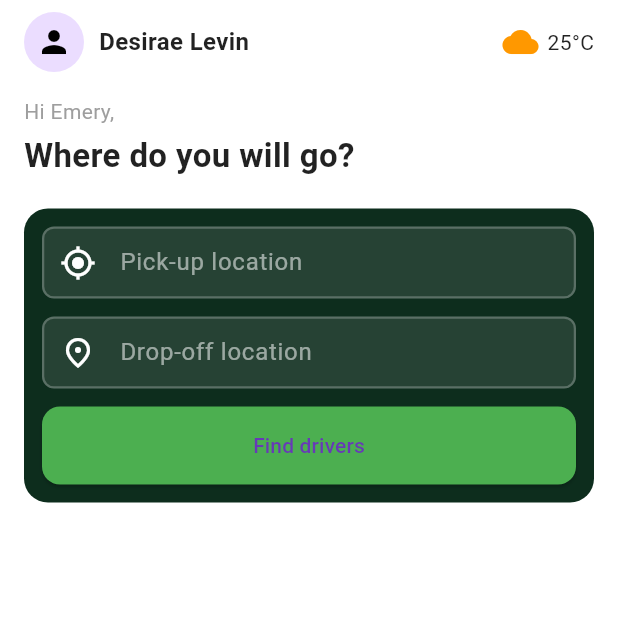
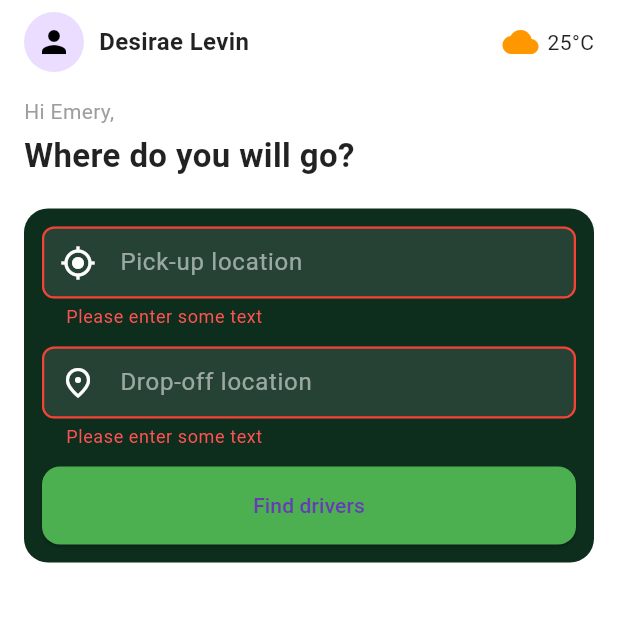
Before and after one commit to MonirNoyon/drive_route, a Flutter app: the screen it shows after launch, after a tap on "Find drivers", on a phone screen of 412 x 824 dp, the top half of it. Run offline on Flutter 3.47's test engine with Material 3 defaults, Android fonts, the phone set to English and light mode, and no system bars; our stand-ins replace connectivity_plus, dartz, dio, flutter_dotenv, flutter_riverpod, google_maps_flutter.

```diff
--- a/lib/core/widget/test_auto_complete.dart
+++ b/lib/core/widget/test_auto_complete.dart
@@ -102,9 +102,16 @@ class _LocationSearchWidgetState extends ConsumerState<LocationSearchWidget> {
   Widget build(BuildContext context) {
     return CompositedTransformTarget(
       link: _layerLink,
-      child: TextField(
+      child: TextFormField(
         controller: _controller,
         onChanged: (value)=>_onChanged(),
+        validator: (value) {
+          if (value == null || value.isEmpty) {
+            return 'Please enter some text';
+          }
+          return null;
+        },
+        autovalidateMode: AutovalidateMode.onUserInteraction,
         style: TextStyle(color: Colors.white),
         decoration: InputDecoration(
           hintText: widget.hintText,
--- a/lib/features/home/presentation/home.dart
+++ b/lib/features/home/presentation/home.dart
@@ -13,25 +13,21 @@ class HomePage extends ConsumerStatefulWidget {
 }
 
 class _HomePageState extends ConsumerState<HomePage> {
-  final TextEditingController _pickupController = TextEditingController();
-  final TextEditingController _dropOffController = TextEditingController();
 
   PlaceDetails? pickUpPlaceDetails;
   PlaceDetails? dropOffPlaceDetails;
+
+  final formKey = GlobalKey<FormState>();
 
 
   @override
   void dispose() {
     // TODO: implement dispose
     super.dispose();
-    _pickupController.dispose();
-    _dropOffController.dispose();
   }
 
   @override
   Widget build(BuildContext context) {
-    final pickupSuggestionsList = ref.watch(pickupSuggestionsProvider);
-    final dropOffSuggestionsList = ref.watch(dropOffSuggestionsProvider);
     return Scaffold(
       backgroundColor: Colors.white,
       body: SafeArea(
@@ -87,10 +83,11 @@ class _HomePageState extends ConsumerState<HomePage> {
                   borderRadius: BorderRadius.circular(16),
                 ),
                 child: SingleChildScrollView(
+                  child: Form(
+                    key: formKey,
                     child: Column(
                       spacing: 12,
                       children: [
-
                         LocationSearchWidget(
                             prefixIcon: Icon(Icons.my_location,color: Colors.white,),
                             hintText: "Pick-up location",
@@ -116,16 +113,19 @@ class _HomePageState extends ConsumerState<HomePage> {
                               ),
                             ),
                             onPressed: () {
+                              if(formKey.currentState!.validate()){
                                 FocusNode().unfocus();
                                 Navigator.pushNamed(context, AppPages.bookingPage,arguments: {
                                   "pick_up": pickUpPlaceDetails,
                                   "drop_off": dropOffPlaceDetails,
                                 });
+                              }
                             },
                             child: const Text("Find drivers"),
                           ),
                         )
                       ],
+                    ),
                   ),
                 ),
               ),
@@ -138,18 +138,4 @@ class _HomePageState extends ConsumerState<HomePage> {
       ),
     );
   }
-
-  Widget _serviceIcon(String path, String title) {
-    return Column(
-      children: [
-        CircleAvatar(
-          backgroundColor: Colors.grey.shade100,
-          radius: 28,
-          child: Image.asset(path, height: 28, fit: BoxFit.contain),
-        ),
-        const SizedBox(height: 6),
-        Text(title, style: const TextStyle(fontSize: 13, fontWeight: FontWeight.w500)),
-      ],
-    );
 }
-}
```
Lines whose indentation alone changed are shown as unchanged.
